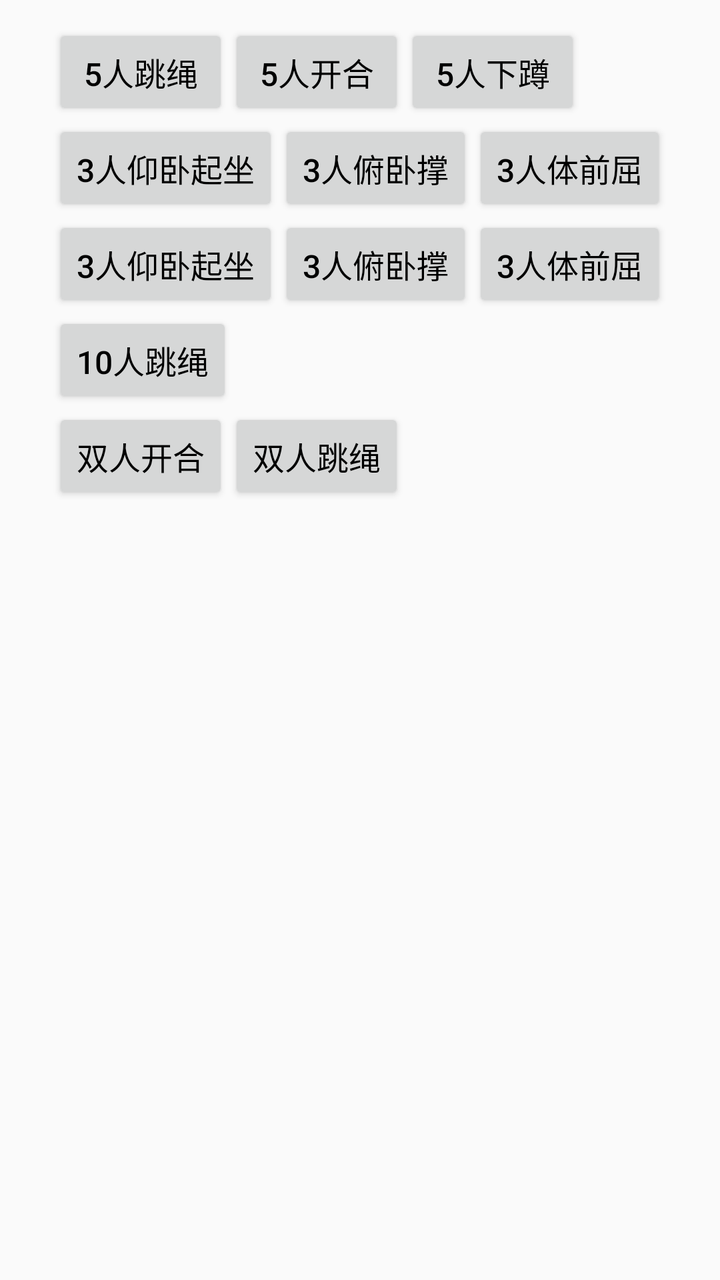
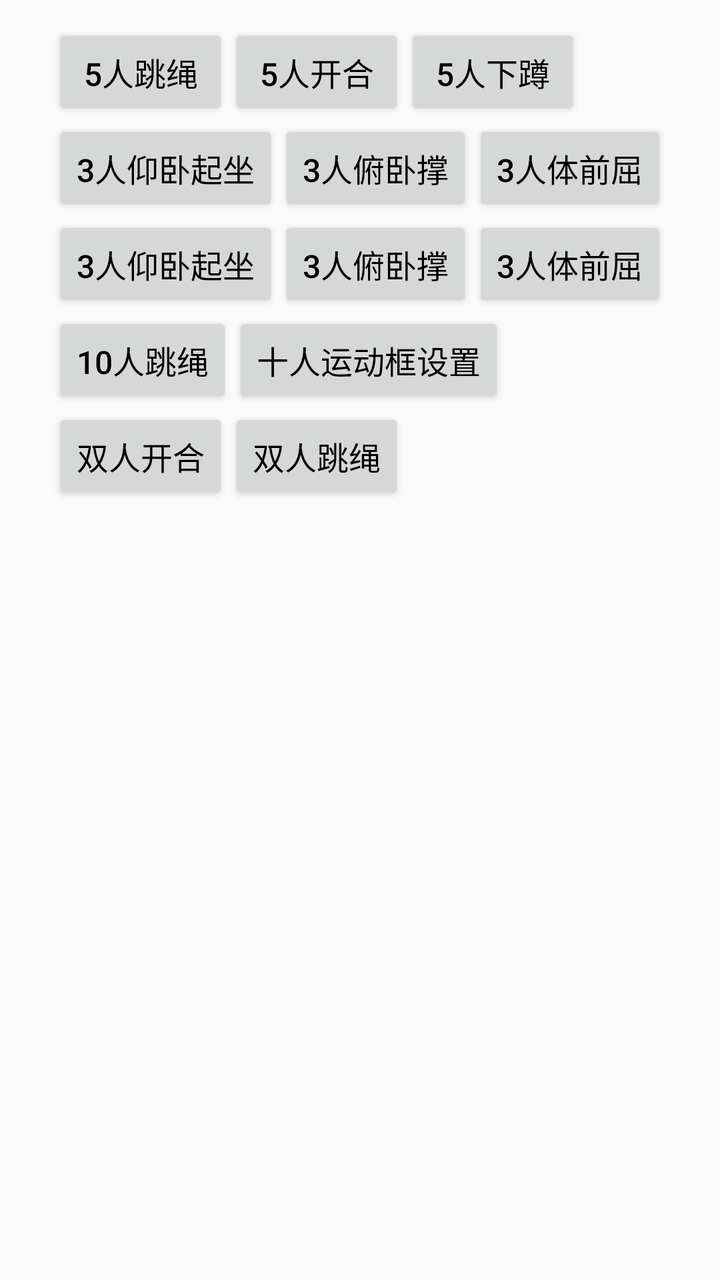

Two renders of the same Android screen: before a commit and after it. Below are the layout's source before the change and the commit's diff.
<!-- AndroidManifest.xml: application theme AppTheme -->
<!-- res/layout/ac_main.xml -->
<?xml version="1.0" encoding="utf-8"?>
<RelativeLayout xmlns:android="http://schemas.android.com/apk/res/android"
    android:layout_width="match_parent"
    android:layout_height="match_parent">

    <ScrollView
        android:layout_width="wrap_content"
        android:layout_height="match_parent"
        android:layout_centerHorizontal="true"
        android:scrollbars="vertical">

        <LinearLayout
            android:layout_width="wrap_content"
            android:layout_height="wrap_content"
            android:layout_centerInParent="true"
            android:orientation="vertical"
            android:paddingTop="12dp"
            android:paddingBottom="12dp">

            <LinearLayout
                android:layout_width="wrap_content"
                android:layout_height="wrap_content"
                android:orientation="horizontal">

                <Button
                    android:id="@+id/bnt_0"
                    android:layout_width="wrap_content"
                    android:layout_height="wrap_content"
                    android:text="5人跳绳"
                    android:textColor="@color/color_black"
                    android:textSize="16sp" />

                <Button
                    android:id="@+id/bnt_3"
                    android:layout_width="wrap_content"
                    android:layout_height="wrap_content"
                    android:text="5人开合"
                    android:textColor="@color/color_black"
                    android:textSize="16sp" />

                <Button
                    android:id="@+id/bnt_4"
                    android:layout_width="wrap_content"
                    android:layout_height="wrap_content"
                    android:text="5人下蹲"
                    android:textColor="@color/color_black"
                    android:textSize="16sp" />

            </LinearLayout>

            <LinearLayout
                android:layout_width="wrap_content"
                android:layout_height="wrap_content"
                android:orientation="horizontal">

                <Button
                    android:id="@+id/bnt_5"
                    android:layout_width="wrap_content"
                    android:layout_height="wrap_content"
                    android:text="3人仰卧起坐"
                    android:textColor="@color/color_black"
                    android:textSize="16sp" />

                <Button
                    android:id="@+id/bnt_6"
                    android:layout_width="wrap_content"
                    android:layout_height="wrap_content"
                    android:text="3人俯卧撑"
                    android:textColor="@color/color_black"
                    android:textSize="16sp" />

                <Button
                    android:id="@+id/bnt_7"
                    android:layout_width="wrap_content"
                    android:layout_height="wrap_content"
                    android:text="3人体前屈"
                    android:textColor="@color/color_black"
                    android:textSize="16sp" />

            </LinearLayout>

            <LinearLayout
                android:layout_width="wrap_content"
                android:layout_height="wrap_content"
                android:orientation="horizontal">

                <Button
                    android:id="@+id/bnt_8"
                    android:layout_width="wrap_content"
                    android:layout_height="wrap_content"
                    android:text="3人仰卧起坐"
                    android:textColor="@color/color_black"
                    android:textSize="16sp" />

                <Button
                    android:id="@+id/bnt_9"
                    android:layout_width="wrap_content"
                    android:layout_height="wrap_content"
                    android:text="3人俯卧撑"
                    android:textColor="@color/color_black"
                    android:textSize="16sp" />

                <Button
                    android:id="@+id/bnt_10"
                    android:layout_width="wrap_content"
                    android:layout_height="wrap_content"
                    android:text="3人体前屈"
                    android:textColor="@color/color_black"
                    android:textSize="16sp" />

            </LinearLayout>

            <LinearLayout
                android:layout_width="wrap_content"
                android:layout_height="wrap_content"
                android:orientation="horizontal">

                <Button
                    android:id="@+id/bnt_11"
                    android:layout_width="wrap_content"
                    android:layout_height="wrap_content"
                    android:text="10人跳绳"
                    android:textColor="@color/color_black"
                    android:textSize="16sp" />

            </LinearLayout>

            <LinearLayout
                android:layout_width="wrap_content"
                android:layout_height="wrap_content"
                android:orientation="horizontal">

                <Button
                    android:id="@+id/bnt_12"
                    android:layout_width="wrap_content"
                    android:layout_height="wrap_content"
                    android:text="双人开合"
                    android:textColor="@color/color_black"
                    android:textSize="16sp" />

                <Button
                    android:id="@+id/bnt_13"
                    android:layout_width="wrap_content"
                    android:layout_height="wrap_content"
                    android:text="双人跳绳"
                    android:textColor="@color/color_black"
                    android:textSize="16sp" />

            </LinearLayout>

        </LinearLayout>

    </ScrollView>
</RelativeLayout>
<!-- resources referenced by this layout -->
<resources>
  <color name="color_black">#000000</color>
  <style name="AppTheme" parent="Theme.AppCompat.DayNight.NoActionBar">
          <item name="colorPrimary">#00FFFF</item>
          <item name="colorPrimaryDark">#FFFFFF</item>
          <item name="colorAccent">#FFFF00</item>
          <item name="android:windowActionBar">false</item>
          <item name="android:windowNoTitle">true</item>
          <item name="android:windowContentTransitions">true</item>
          <item name="android:statusBarColor">@android:color/transparent</item>
          <item name="android:windowFullscreen">true</item>
          <item name="android:windowTranslucentNavigation">true</item>
          <item name="android:windowTranslucentStatus">true</item>
          <item name="android:windowDisablePreview">true</item>
      </style>
</resources>

<!-- the commit's change to res/layout/ac_main.xml (unified diff, before → after) -->
@@ -122,6 +122,13 @@
                     android:text="10人跳绳"
                     android:textColor="@color/color_black"
                     android:textSize="16sp" />
+                <Button
+                    android:id="@+id/btn_10_region_set"
+                    android:layout_width="wrap_content"
+                    android:layout_height="wrap_content"
+                    android:text="十人运动框设置"
+                    android:textColor="@color/color_black"
+                    android:textSize="16sp" />
 
             </LinearLayout>
 
